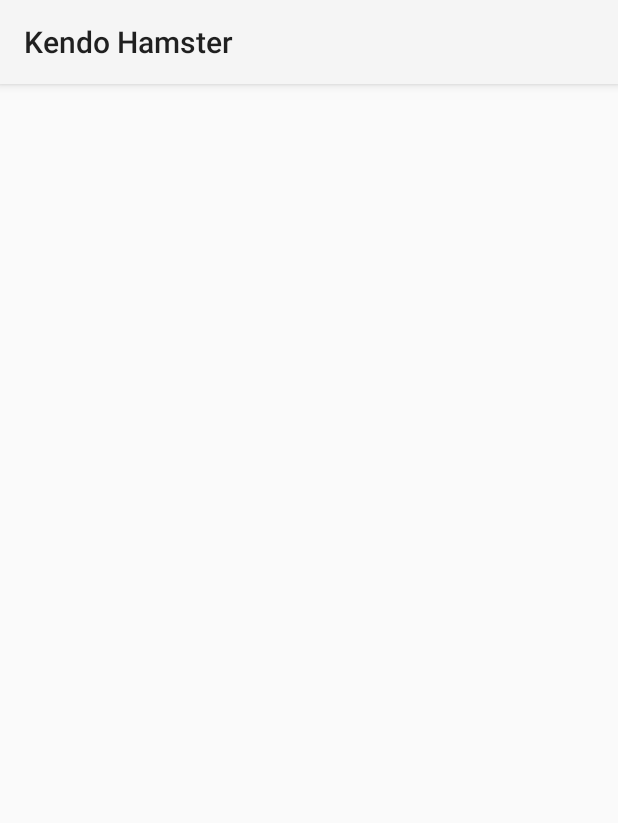
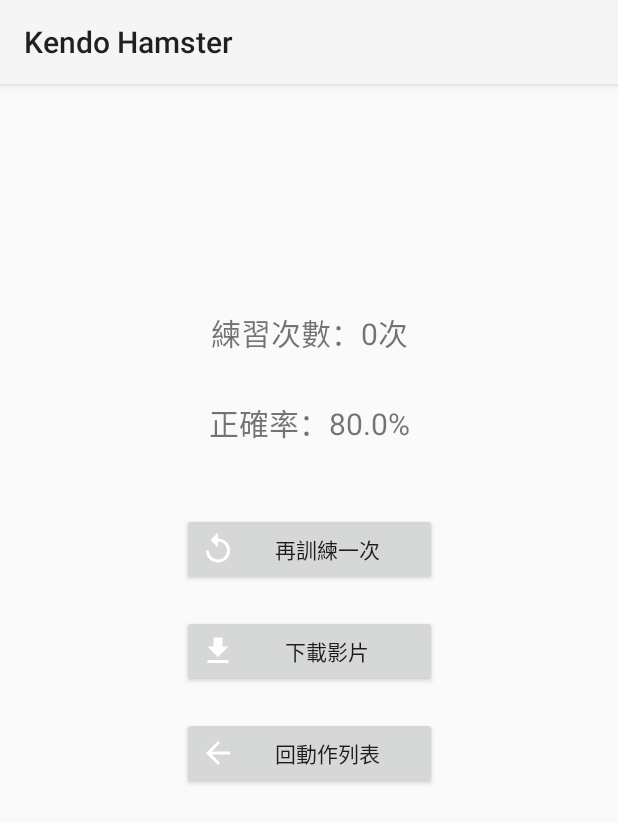
Before and after one commit to LavresJ/KendoHamsterNeo, an Android app: the TrainingResult screen opened directly, with no data from a screen before it, on a phone screen of 412 x 824 dp. Shown: the top 823 px of the screen. Run offline under Robolectric (Android 15) with nearby library versions, the phone set to English and light mode, and no system bars.

Commit message:
finish training result

```diff
--- a/app/src/main/java/com/kendohamster/TrainingResult.java
+++ b/app/src/main/java/com/kendohamster/TrainingResult.java
@@ -2,13 +2,65 @@ package com.kendohamster;
 
 import androidx.appcompat.app.AppCompatActivity;
 
+import android.content.Intent;
 import android.os.Bundle;
+import android.view.View;
+import android.widget.Button;
+import android.widget.TextView;
+import android.widget.Toast;
 
 public class TrainingResult extends AppCompatActivity {
+
+    TextView textResultMotionName, textResultPracticeTime, textResultAccuracy;
+    Button btnPracticeAgain, btnDownloadVideo, btnBackToMotionList;
+    String motionName;
+    int practiceTime;
+    Double accuracy;
 
     @Override
     protected void onCreate(Bundle savedInstanceState) {
         super.onCreate(savedInstanceState);
         setContentView(R.layout.activity_training_result);
+
+        Intent i = getIntent();
+        motionName = i.getStringExtra("motionName");
+        practiceTime = i.getIntExtra("practiceTime", 0);
+        accuracy = 0.8;
+
+        textResultMotionName = findViewById(R.id.textResultMotionName);
+        textResultPracticeTime = findViewById(R.id.textResultPracticeTime);
+        textResultAccuracy = findViewById(R.id.textResultAccuracy);
+        btnPracticeAgain = findViewById(R.id.btnPracticeAgain);
+        btnDownloadVideo = findViewById(R.id.btnDownloadVideo);
+        btnBackToMotionList = findViewById(R.id.btnBackToMotionList);
+
+        textResultMotionName.setText(motionName);
+        textResultPracticeTime.setText("練習次數：" + String.valueOf(practiceTime) + "次");
+        textResultAccuracy.setText("正確率：" + String.valueOf(accuracy*100) + "%");
+
+        btnPracticeAgain.setOnClickListener(new View.OnClickListener() {
+            @Override
+            public void onClick(View view) {
+                Intent i = new Intent(TrainingResult.this, TrainingView.class);
+                i.putExtra("motionName", motionName);
+                i.putExtra("practiceTime", practiceTime);
+                startActivity(i);
+                TrainingResult.this.finish();
+            }
+        });
+        btnDownloadVideo.setOnClickListener(new View.OnClickListener() {
+            @Override
+            public void onClick(View view) {
+                Toast.makeText(getApplicationContext(),"Download Video",Toast.LENGTH_SHORT).show();
+            }
+        });
+
+        btnBackToMotionList.setOnClickListener(new View.OnClickListener() {
+            @Override
+            public void onClick(View view) {
+                TrainingResult.this.finish();
+            }
+        });
+
     }
 }
--- a/app/src/main/java/com/kendohamster/TrainingView.kt
+++ b/app/src/main/java/com/kendohamster/TrainingView.kt
@@ -19,6 +19,7 @@ package com.kendohamster
 import android.Manifest
 import android.app.AlertDialog
 import android.app.Dialog
+import android.content.Intent
 import android.content.pm.PackageManager
 import android.os.Bundle
 import android.os.Process
@@ -68,6 +69,7 @@ class TrainingView : AppCompatActivity() {
 
     private lateinit var tvMotionName: TextView
     private lateinit var tvPracticeCount: TextView
+    private lateinit var btnStopPractice: Button
 
     private lateinit var tvScore: TextView
     private lateinit var tvFPS: TextView
@@ -163,6 +165,7 @@ class TrainingView : AppCompatActivity() {
 
         tvMotionName = findViewById(R.id.tv_motion_name)
         tvPracticeCount = findViewById(R.id.tv_practice_count)
+        btnStopPractice = findViewById(R.id.btn_stop_practice)
 
         tvScore = findViewById(com.kendohamster.R.id.tvScore)
         tvFPS = findViewById(com.kendohamster.R.id.tvFps)
@@ -185,6 +188,14 @@ class TrainingView : AppCompatActivity() {
 
         tvMotionName.text = motionName
         tvPracticeCount.text = practiceCount.toString()
+
+        btnStopPractice.setOnClickListener(View.OnClickListener {
+            val i = Intent(this, TrainingResult::class.java)
+            i.putExtra("motionName", motionName)
+            i.putExtra("practiceTime", practiceTime)
+            startActivity(i)
+            finish()
+        })
 
     }
 
--- /dev/null
+++ b/app/src/main/res/drawable/ic_baseline_arrow_back_24.xml
@@ -0,0 +1,5 @@
+<vector android:autoMirrored="true" android:height="24dp"
+    android:tint="#FFFFFF" android:viewportHeight="24"
+    android:viewportWidth="24" android:width="24dp" xmlns:android="http://schemas.android.com/apk/res/android">
+    <path android:fillColor="@android:color/white" android:pathData="M20,11H7.83l5.59,-5.59L12,4l-8,8 8,8 1.41,-1.41L7.83,13H20v-2z"/>
+</vector>
--- /dev/null
+++ b/app/src/main/res/drawable/ic_baseline_download_24.xml
@@ -0,0 +1,5 @@
+<vector android:height="24dp" android:tint="#FFFFFF"
+    android:viewportHeight="24" android:viewportWidth="24"
+    android:width="24dp" xmlns:android="http://schemas.android.com/apk/res/android">
+    <path android:fillColor="@android:color/white" android:pathData="M5,20h14v-2H5V20zM19,9h-4V3H9v6H5l7,7L19,9z"/>
+</vector>
--- /dev/null
+++ b/app/src/main/res/drawable/ic_baseline_replay_24.xml
@@ -0,0 +1,5 @@
+<vector android:height="24dp" android:tint="#FFFFFF"
+    android:viewportHeight="24" android:viewportWidth="24"
+    android:width="24dp" xmlns:android="http://schemas.android.com/apk/res/android">
+    <path android:fillColor="@android:color/white" android:pathData="M12,5V1L7,6l5,5V7c3.31,0 6,2.69 6,6s-2.69,6 -6,6 -6,-2.69 -6,-6H4c0,4.42 3.58,8 8,8s8,-3.58 8,-8 -3.58,-8 -8,-8z"/>
+</vector>
--- a/app/src/main/res/layout/activity_training_result.xml
+++ b/app/src/main/res/layout/activity_training_result.xml
@@ -6,4 +6,69 @@
     android:layout_height="match_parent"
     tools:context=".TrainingResult">
 
+    <TextView
+        android:id="@+id/textResultMotionName"
+        android:layout_width="wrap_content"
+        android:layout_height="wrap_content"
+        android:layout_marginTop="70dp"
+        android:text="動作名稱"
+        android:textSize="34sp"
+        app:layout_constraintEnd_toEndOf="parent"
+        app:layout_constraintStart_toStartOf="parent"
+        app:layout_constraintTop_toTopOf="parent" />
+
+    <TextView
+        android:id="@+id/textResultPracticeTime"
+        android:layout_width="wrap_content"
+        android:layout_height="wrap_content"
+        android:layout_marginTop="35dp"
+        android:text="練習次數"
+        android:textSize="20sp"
+        app:layout_constraintEnd_toEndOf="parent"
+        app:layout_constraintStart_toStartOf="parent"
+        app:layout_constraintTop_toBottomOf="@+id/textResultMotionName" />
+
+    <TextView
+        android:id="@+id/textResultAccuracy"
+        android:layout_width="wrap_content"
+        android:layout_height="wrap_content"
+        android:layout_marginTop="30dp"
+        android:text="正確率"
+        android:textSize="20sp"
+        app:layout_constraintEnd_toEndOf="parent"
+        app:layout_constraintStart_toStartOf="parent"
+        app:layout_constraintTop_toBottomOf="@+id/textResultPracticeTime" />
+
+    <Button
+        android:id="@+id/btnPracticeAgain"
+        android:layout_width="170dp"
+        android:layout_height="wrap_content"
+        android:layout_marginTop="45dp"
+        android:drawableLeft="@drawable/ic_baseline_replay_24"
+        android:text="再訓練一次"
+        app:layout_constraintEnd_toEndOf="parent"
+        app:layout_constraintStart_toStartOf="parent"
+        app:layout_constraintTop_toBottomOf="@+id/textResultAccuracy" />
+
+    <Button
+        android:id="@+id/btnDownloadVideo"
+        android:layout_width="170dp"
+        android:layout_height="wrap_content"
+        android:layout_marginTop="20dp"
+        android:drawableLeft="@drawable/ic_baseline_download_24"
+        android:text="下載影片"
+        app:layout_constraintEnd_toEndOf="parent"
+        app:layout_constraintStart_toStartOf="parent"
+        app:layout_constraintTop_toBottomOf="@+id/btnPracticeAgain" />
+
+    <Button
+        android:id="@+id/btnBackToMotionList"
+        android:layout_width="170dp"
+        android:layout_height="wrap_content"
+        android:layout_marginTop="20dp"
+        android:drawableLeft="@drawable/ic_baseline_arrow_back_24"
+        android:text="回動作列表"
+        app:layout_constraintEnd_toEndOf="parent"
+        app:layout_constraintStart_toStartOf="parent"
+        app:layout_constraintTop_toBottomOf="@+id/btnDownloadVideo" />
 </androidx.constraintlayout.widget.ConstraintLayout>
--- a/app/src/main/res/layout/activity_training_view.xml
+++ b/app/src/main/res/layout/activity_training_view.xml
@@ -20,6 +20,17 @@
         app:layout_anchorGravity="center">
 
         <TextView
+            android:id="@+id/tv_practice_count"
+            android:layout_width="wrap_content"
+            android:layout_height="wrap_content"
+            android:layout_gravity="start"
+            android:paddingLeft="20dp"
+            android:paddingRight="20dp"
+            android:text="0"
+            android:textColor="#FFFFFF"
+            android:textSize="34sp"
+            android:textStyle="bold" />
+        <TextView
             android:id="@+id/tv_motion_name"
             android:layout_width="wrap_content"
             android:layout_height="wrap_content"
@@ -28,20 +39,19 @@
             android:textColor="#FFFFFF"
             android:textSize="20sp" />
 
-        <TextView
-            android:id="@+id/tv_practice_count"
+        <Button
+            android:id="@+id/btn_stop_practice"
             android:layout_width="wrap_content"
             android:layout_height="wrap_content"
             android:layout_gravity="end"
-            android:paddingLeft="20dp"
-            android:paddingRight="20dp"
-            android:text="0"
-            android:textColor="#FFFFFF"
-            android:textSize="34sp"
-            android:textStyle="bold" />
+            android:layout_marginRight="10dp"
+            android:text="結束" />
+
 
 
     </androidx.appcompat.widget.Toolbar>
 
+
+
     <include layout="@layout/bottom_sheet_layout"/>
 </androidx.coordinatorlayout.widget.CoordinatorLayout>
```
